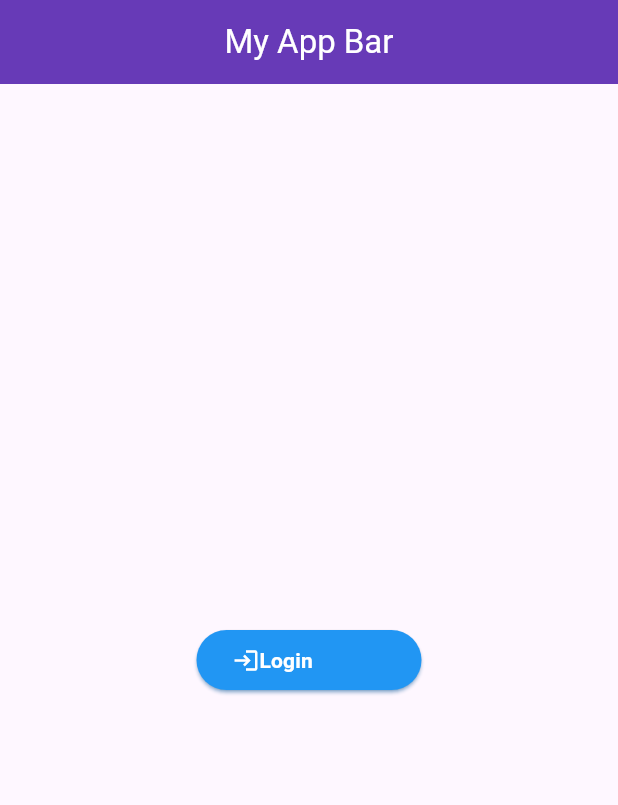
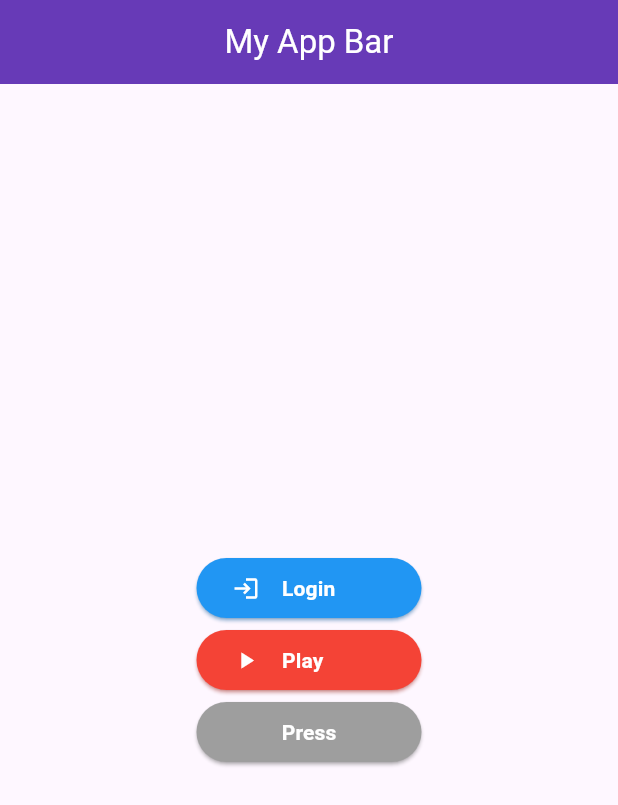
Before and after one commit to godgiftedboy/FlutterLearning, a Flutter app: the screen it shows after launch, on a phone screen of 412 x 824 dp. Shown: the top 805 px of the screen. Run offline on Flutter 3.47's test engine with Material 3 defaults, Android fonts, the phone set to English and light mode, and no system bars.

Commit message:
added play and press button using the custom button widget

```diff
--- a/lib/main.dart
+++ b/lib/main.dart
@@ -35,8 +35,8 @@ class MyHomePage extends StatelessWidget {
         ),
       ),
       body: Center(
-        // ignore: sized_box_for_whitespace
-        child: Container(
+        child: Column(mainAxisAlignment: MainAxisAlignment.center, children: [
+          SizedBox(
             width: 150,
             child: RoundedButton(
               btnName: "Login",
@@ -54,6 +54,45 @@ class MyHomePage extends StatelessWidget {
               ),
             ),
           ),
+
+          //play button
+          SizedBox(
+            width: 150,
+            child: RoundedButton(
+              btnColor: Colors.red,
+              btnName: "Play",
+              icon: const Icon(
+                Icons.play_arrow,
+                color: Colors.white,
+              ),
+              callBack: () {
+                // ignore: avoid_print
+                print("Played");
+              },
+              textStyle: const TextStyle(
+                fontWeight: FontWeight.bold,
+                color: Colors.white,
+              ),
+            ),
+          ),
+
+          //press button
+          SizedBox(
+            width: 150,
+            child: RoundedButton(
+              btnColor: Colors.grey,
+              btnName: "Press",
+              callBack: () {
+                // ignore: avoid_print
+                print("Pressed");
+              },
+              textStyle: const TextStyle(
+                fontWeight: FontWeight.bold,
+                color: Colors.white,
+              ),
+            ),
+          ),
+        ]),
       ),
     );
   }
--- a/lib/widgets/rounded_button.dart
+++ b/lib/widgets/rounded_button.dart
@@ -31,6 +31,9 @@ class RoundedButton extends StatelessWidget {
           ? Row(
               children: [
                 icon!,
+                const SizedBox(
+                  width: 15,
+                ),
                 Text(
                   btnName!,
                   style: textStyle,
```
Lines whose indentation alone changed are shown as unchanged.
